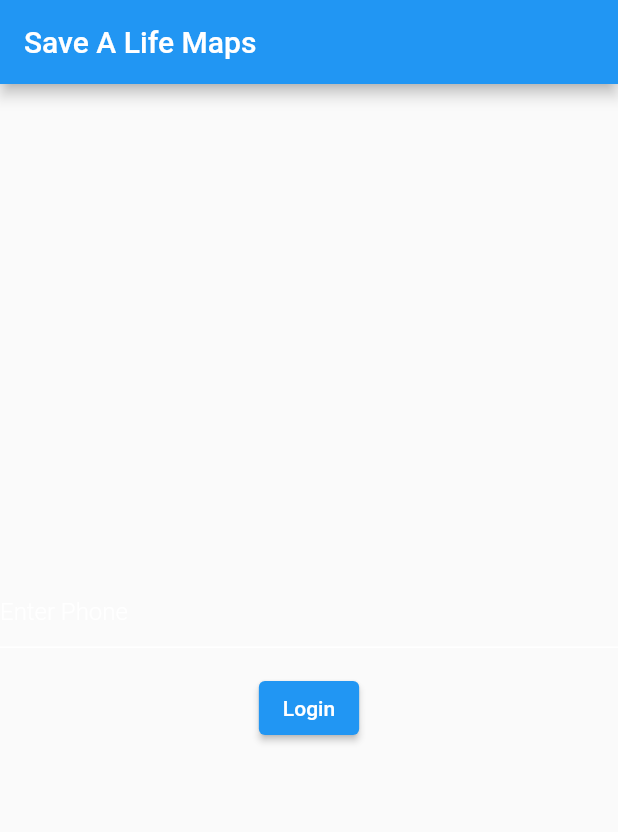
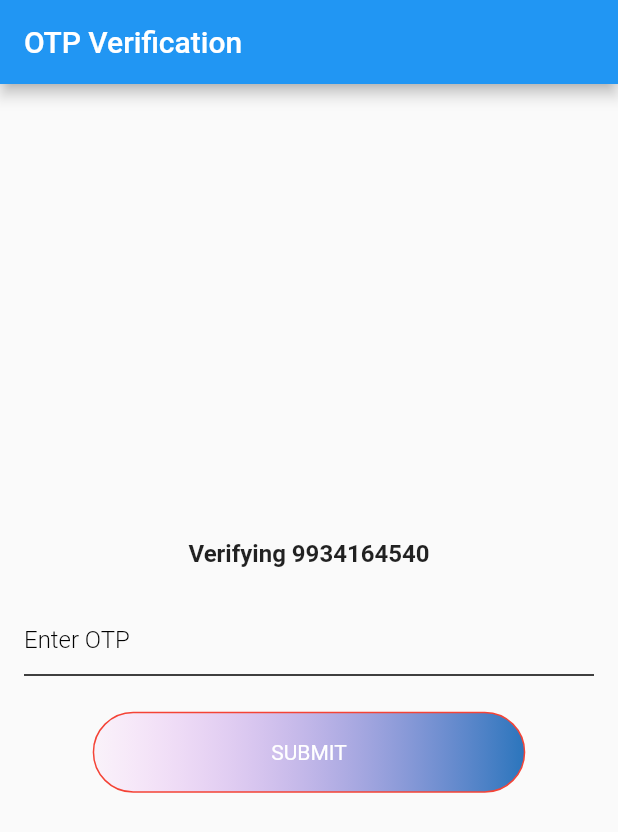
Before and after one commit to himanshu-dxm/Save-A-Life-Maps, a Flutter app: the screen it shows after launch, on a phone screen of 412 x 824 dp. Shown: the top 832 px of the screen. Run offline on Flutter 3.47's test engine with Material 2 defaults, Android fonts, the phone set to English and light mode, and no system bars; our stand-ins replace cloud_firestore, firebase_auth, firebase_core; accounts and stored records are empty.

Commit message:
Phone Auth Done

```diff
--- a/lib/main.dart
+++ b/lib/main.dart
@@ -1,6 +1,7 @@
 import 'package:firebase_core/firebase_core.dart';
 import 'package:flutter/material.dart';
-import 'package:save_a_life_maps/screens/login.dart';
+// import 'package:save_a_life_maps/screens/login.dart';
+import 'package:save_a_life_maps/screens/otpScreen.dart';
 
 void main() async {
   WidgetsFlutterBinding.ensureInitialized();
@@ -17,7 +18,7 @@ class MyApp extends StatelessWidget {
       theme: ThemeData(
         primarySwatch: Colors.blue,
       ),
-      home: Login_Page(),
+      home: OTPScreen(phoneNumber: "9934164540",),
     );
   }
 }
--- a/lib/screens/login.dart
+++ b/lib/screens/login.dart
@@ -1,16 +1,19 @@
 import 'package:flutter/material.dart';
 import 'package:save_a_life_maps/widgets/common_styles.dart';
-import 'package:firebase_core/firebase_core.dart';
 import 'package:cloud_firestore/cloud_firestore.dart';
 
-class Login_Page extends StatefulWidget {
-  const Login_Page({Key? key}) : super(key: key);
+class LoginPage extends StatefulWidget {
+  const LoginPage({Key? key}) : super(key: key);
 
   @override
-  State<Login_Page> createState() => _Login_PageState();
+  State<LoginPage> createState() => _LoginPageState();
 }
 
-class _Login_PageState extends State<Login_Page> {
+class _LoginPageState extends State<LoginPage> {
+
+  GlobalKey<ScaffoldState> _globalKey = new GlobalKey();
+
+  TextEditingController phoneNumberController = new TextEditingController(text: "12345");
 
   FirebaseFirestore firestore = FirebaseFirestore.instance;
   CollectionReference users = FirebaseFirestore.instance.collection('users');
@@ -24,6 +27,9 @@ class _Login_PageState extends State<Login_Page> {
     ).then((value) => print("User Added"))
         .catchError((error)=>print("Error "));
   }
+
+
+
   @override
   Widget build(BuildContext context) {
     return Scaffold(
@@ -35,13 +41,19 @@ class _Login_PageState extends State<Login_Page> {
           mainAxisAlignment: MainAxisAlignment.center,
           children: [
             Container(
+              margin: EdgeInsets.all(8),
+              padding: EdgeInsets.all(8),
               child: TextFormField(
+                key: _globalKey,
                 decoration: CommonStyles.textFieldStyle("Enter Phone"),
-                initialValue: '',
+                keyboardType: TextInputType.number,
+                controller: phoneNumberController,
               ),
             ),
-            SizedBox(height: 16,),
+            SizedBox(height: 8,),
             Container(
+              margin: EdgeInsets.all(8),
+              padding: EdgeInsets.all(8),
               child: ElevatedButton(
                 onPressed: () {
                   print("Hi");
--- /dev/null
+++ b/lib/screens/otpScreen.dart
@@ -0,0 +1,110 @@
+import 'package:firebase_auth/firebase_auth.dart';
+import 'package:flutter/material.dart';
+import 'package:save_a_life_maps/screens/home.dart';
+import 'package:save_a_life_maps/widgets/common_styles.dart';
+
+class OTPScreen extends StatefulWidget {
+
+  final String phoneNumber;
+
+  OTPScreen({required this.phoneNumber});
+
+  @override
+  State<OTPScreen> createState() => _OTPScreenState();
+}
+
+class _OTPScreenState extends State<OTPScreen> {
+
+  final GlobalKey<ScaffoldState> _scaffoldKey = GlobalKey<ScaffoldState>();
+  final TextEditingController _otpTextEditingController = TextEditingController();
+  // final FocusNode _pinOTPCodeFocus = FocusNode();
+
+  String? _verificationCode;
+
+  void authenticateUser() async {
+    try {
+      FirebaseAuth auth=FirebaseAuth.instance;
+      // await auth.verifyPhoneNumber(
+      //     phoneNumber: "+919934161540",
+      //     verificationCompleted: (PhoneAuthCredential credential) async {
+      //       await auth.signInWithCredential(credential);
+      //     },
+      //     verificationFailed: (FirebaseAuthException e) {
+      //       if(e.code == 'invalid-phone-number') {
+      //         print('The provided phone number is not valid');
+      //       } else {
+      //         print(e.message);
+      //       }
+      //     },
+      //     codeSent: (String verificationId, int? resendToken) async {
+      //       String smsCode = _otpTextEditingController.text;
+      //       PhoneAuthCredential credential = PhoneAuthProvider.credential(
+      //           verificationId: verificationId,
+      //           smsCode: smsCode
+      //       );
+      //
+      //       await auth.signInWithCredential(credential);
+      //     },
+      //     codeAutoRetrievalTimeout: (String verificationId) {},
+      // );
+
+      await FirebaseAuth.instance
+          .signInWithCredential(PhoneAuthProvider.credential(
+          verificationId: _verificationCode!,
+          smsCode: _otpTextEditingController.text))
+          .then((value) {
+            if(value.user != null) {
+              print("Logged In Success");
+              Navigator.of(context).push(MaterialPageRoute(builder: (context) => HomePage()));
+            }
+      });
+
+
+    } catch (e) {
+      ScaffoldMessenger.of(context).showSnackBar(CommonStyles.snackBar(context, "Invalid OTP"));
+      print(e.toString());
+    }
+  }
+
+  @override
+  Widget build(BuildContext context) {
+    return Scaffold(
+      key: _scaffoldKey,
+      appBar: AppBar(
+        title: Text('OTP Verification'),
+      ),
+      body: Column(
+        mainAxisAlignment: MainAxisAlignment.center,
+        children: [
+          Container(
+            margin: EdgeInsets.all(8),
+            child: Center(
+              child: GestureDetector(
+                onTap: () {},
+                child: Text(
+                  'Verifying ${widget.phoneNumber}',
+                  style: TextStyle(fontWeight: FontWeight.bold,fontSize: 16),
+                ),
+              ),
+            ),
+          ),
+          Container(
+            margin: EdgeInsets.all(8),
+            padding: EdgeInsets.all(8),
+            child: TextFormField(
+              decoration: CommonStyles.textFieldStyle("Enter OTP"),
+              controller: _otpTextEditingController,
+            ),
+          ),
+          SizedBox(height: 8,),
+          GestureDetector(
+            onTap: () async{
+              authenticateUser();
+            },
+            child: CommonStyles.roundButton(context, "Submit"),
+          )
+        ],
+      ),
+    );
+  }
+}
--- a/lib/widgets/common_styles.dart
+++ b/lib/widgets/common_styles.dart
@@ -6,16 +6,16 @@ class CommonStyles {
     return InputDecoration(
         hintText: hint,
         hintStyle: TextStyle(
-            color: Colors.white,
+            color: Colors.black,
             fontWeight: FontWeight.w300
         ),
         contentPadding: EdgeInsets.symmetric(vertical: 5),
         enabledBorder: UnderlineInputBorder(
-            borderSide: BorderSide(color: Colors.white)
+            borderSide: BorderSide(color: Colors.black)
         ),
         focusedBorder: UnderlineInputBorder(
             borderSide: BorderSide(
-                color: Colors.white,
+                color: Colors.black,
                 width: 2
             )
         )
@@ -112,4 +112,14 @@ class CommonStyles {
       ),
     );
   }
+
+  static pinOTPCodeDecoration() {
+    return BoxDecoration(
+      color: Colors.blueAccent,
+      borderRadius: BorderRadius.circular(10.0),
+      border: Border.all(
+        color: Colors.grey,
+    )
+    );
+  }
 }
--- a/pubspec.yaml
+++ b/pubspec.yaml
@@ -26,6 +26,8 @@ dependencies:
   shared_preferences: ^2.0.13
   firebase_storage: ^10.2.14
   google_fonts: ^2.3.2
+  firebase_auth: ^3.3.16
+#  pinput: ^2.2.7
   flutter:
     sdk: flutter
 
```
Also changed, not shown: lib/screens/home.dart (added, +26 -0 lines), pubspec.lock.
